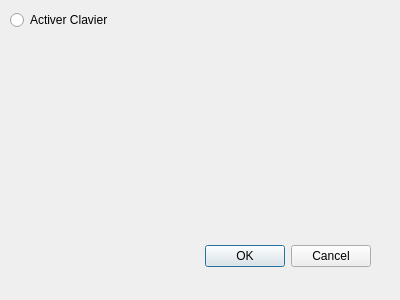
Before: the Qt Designer form options.ui in alexballet/LO21-UTComputer, drawn with Qt 5.
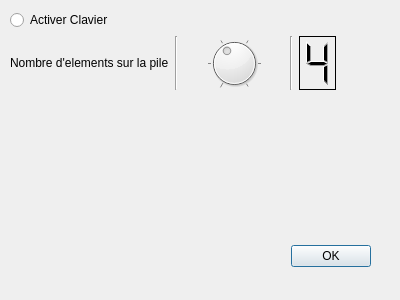
After: the same form once the commit is applied.

Commit message: Options setMaxAffiche

```diff
--- a/options.ui
+++ b/options.ui
@@ -26,21 +26,84 @@
     <enum>Qt::Horizontal</enum>
    </property>
    <property name="standardButtons">
-    <set>QDialogButtonBox::Cancel|QDialogButtonBox::Ok</set>
+    <set>QDialogButtonBox::Ok</set>
    </property>
   </widget>
-  <widget class="QRadioButton" name="activerClavier">
+  <widget class="QWidget" name="">
    <property name="geometry">
     <rect>
      <x>10</x>
      <y>10</y>
-     <width>131</width>
-     <height>20</height>
+     <width>326</width>
+     <height>80</height>
     </rect>
    </property>
-   <property name="text">
-    <string>Activer Clavier</string>
-   </property>
+   <layout class="QVBoxLayout" name="verticalLayout">
+    <item>
+     <widget class="QRadioButton" name="activerClavier">
+      <property name="text">
+       <string>Activer Clavier</string>
+      </property>
+     </widget>
+    </item>
+    <item>
+     <layout class="QHBoxLayout" name="horizontalLayout">
+      <item>
+       <widget class="QLabel" name="label">
+        <property name="text">
+         <string>Nombre d'elements sur la pile</string>
+        </property>
+       </widget>
+      </item>
+      <item>
+       <widget class="Line" name="line">
+        <property name="orientation">
+         <enum>Qt::Vertical</enum>
+        </property>
+       </widget>
+      </item>
+      <item>
+       <widget class="QDial" name="dial">
+        <property name="minimum">
+         <number>2</number>
+        </property>
+        <property name="maximum">
+         <number>7</number>
+        </property>
+        <property name="value">
+         <number>4</number>
+        </property>
+        <property name="orientation">
+         <enum>Qt::Horizontal</enum>
+        </property>
+        <property name="notchesVisible">
+         <bool>true</bool>
+        </property>
+       </widget>
+      </item>
+      <item>
+       <widget class="Line" name="line_2">
+        <property name="orientation">
+         <enum>Qt::Vertical</enum>
+        </property>
+       </widget>
+      </item>
+      <item>
+       <widget class="QLCDNumber" name="lcdNumber">
+        <property name="frameShadow">
+         <enum>QFrame::Plain</enum>
+        </property>
+        <property name="digitCount">
+         <number>1</number>
+        </property>
+        <property name="intValue" stdset="0">
+         <number>4</number>
+        </property>
+       </widget>
+      </item>
+     </layout>
+    </item>
+   </layout>
   </widget>
  </widget>
  <resources/>
```
Left out of the diff: 16 changed lines with no effect on the pictures. The commit also changes 7 other files.
